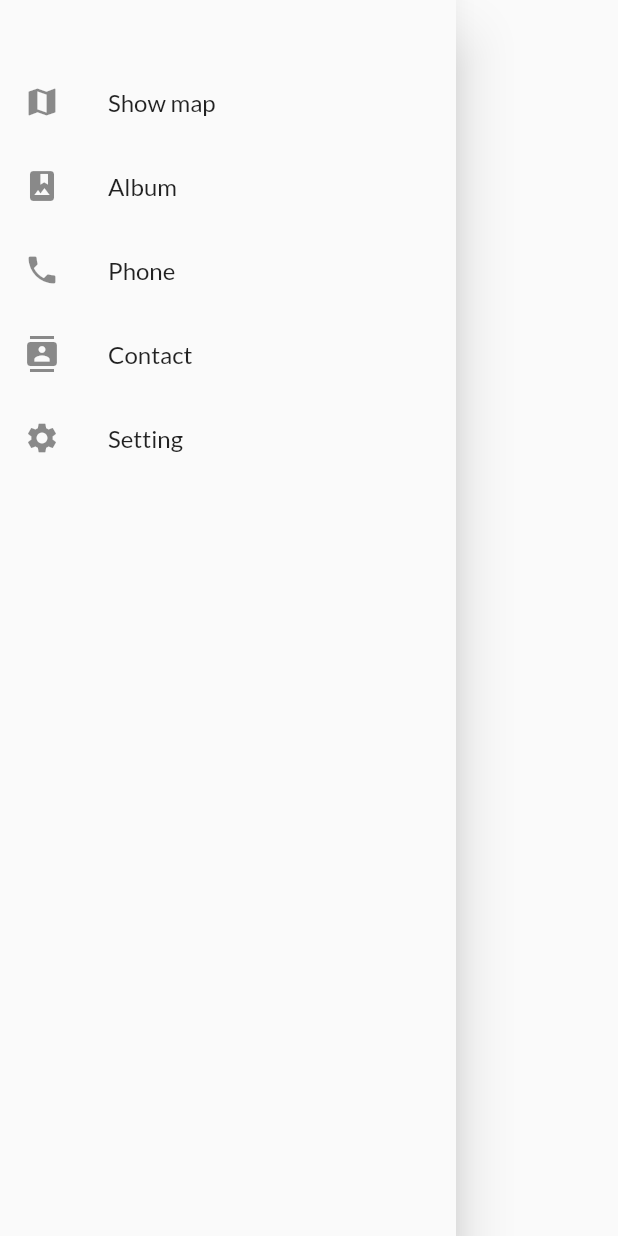
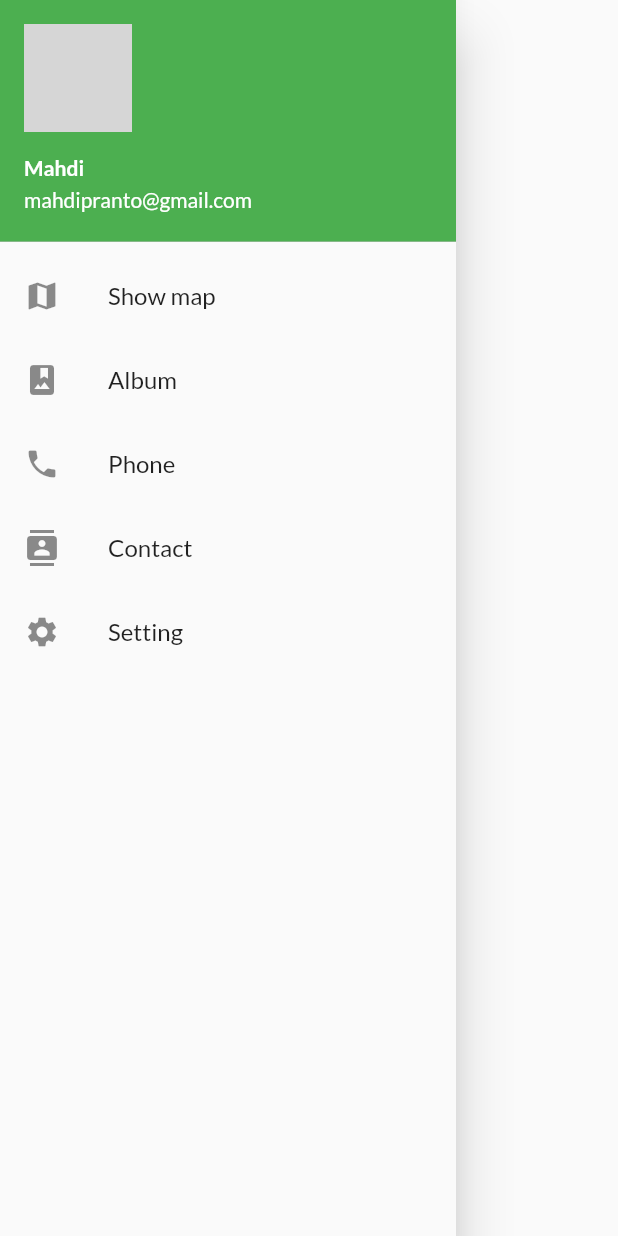
Before and after one commit to Mahdi-Pranto/FlutterLearning_Project, a Flutter app: the SideBar widget shown alone on an empty page, opened directly, on a phone screen of 412 x 824 dp. Run offline on Flutter 3.47's test engine with Material 2 defaults, Android fonts, the phone set to English and light mode, and no system bars; our stand-ins replace google_fonts; network calls fail; grey boxes are pictures that could not be loaded.

Commit message:
chapter 8 full completed

```diff
--- a/lib/main.dart
+++ b/lib/main.dart
@@ -22,7 +22,7 @@ class MyApp extends StatelessWidget {
       ),
 
       routes: {
-        "/": (context) => loginPage(),
+        "/": (context) => HomePage(),
         MyRoutes.homeRoute: (context) => HomePage(),
         MyRoutes.loginRoute: (context) => loginPage(),
       },
--- a/lib/pages/SideBar.dart
+++ b/lib/pages/SideBar.dart
@@ -3,12 +3,26 @@ import 'package:flutter/material.dart';
 class SideBar extends StatelessWidget {
   const SideBar({super.key});
 
+  final profileImage = "https://pbs.twimg.com/media/FjU2lkcWYAgNG6d.jpg";
+
   @override
   Widget build(BuildContext context) {
     return Drawer(
+      child: Container(
         child: ListView(
-        padding: const EdgeInsets.only(top: 40),
+          padding: EdgeInsets.zero,
           children: <Widget>[
+            DrawerHeader(
+                padding: EdgeInsets.zero,
+                child: UserAccountsDrawerHeader(
+                  margin: EdgeInsets.zero,
+                  accountName: Text("Mahdi",
+                      style: TextStyle(fontWeight: FontWeight.w700)),
+                  accountEmail: Text("mahdipranto@gmail.com"),
+                  currentAccountPicture: CircleAvatar(
+                    backgroundImage: NetworkImage(profileImage),
+                  ),
+                )),
             ListTile(
               title: Text("Show map"),
               leading: Icon(Icons.map),
@@ -46,6 +60,7 @@ class SideBar extends StatelessWidget {
             ),
           ],
         ),
+      ),
     );
   }
 }
```
Also changed, not shown: lib/pages/login_form.dart (+21 -18 lines). Lines whose indentation alone changed are shown as unchanged.
